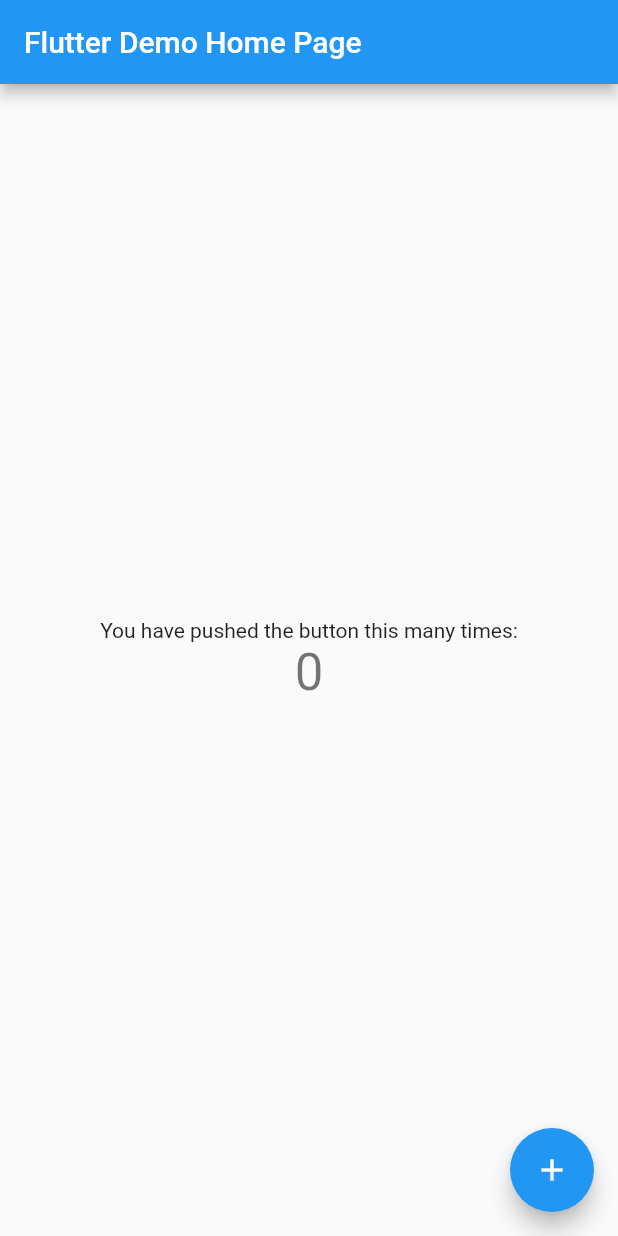
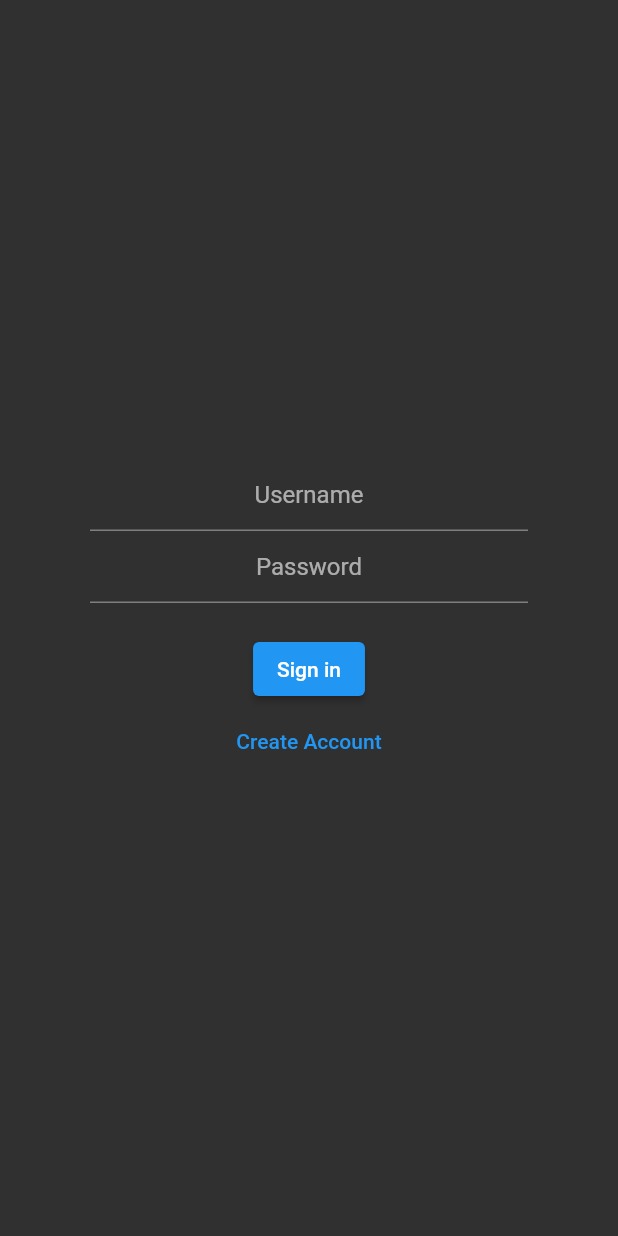
Before and after one commit to jppradoleal/professional_todo, a Flutter app: the screen it shows after launch, on a phone screen of 412 x 824 dp. Run offline on Flutter 3.47's test engine with Material 2 defaults, Android fonts, the light colour scheme and no system bars; our stand-ins replace cloud_firestore, firebase_auth, firebase_core; accounts and stored records are empty.

Commit message:
feat: Sistema de Registro, Login e Logout feito com Firebase. Testes feitos.

```diff
--- /dev/null
+++ b/analysis_options.yaml
@@ -0,0 +1 @@
+include: package:lint/analysis_options.yaml
--- a/lib/main.dart
+++ b/lib/main.dart
@@ -1,113 +1,87 @@
+import 'package:cloud_firestore/cloud_firestore.dart';
+import 'package:firebase_auth/firebase_auth.dart';
 import 'package:flutter/material.dart';
 
+// Import the firebase_core plugin
+import 'package:firebase_core/firebase_core.dart';
+import 'package:professional_todo/screens/home.dart';
+import 'package:professional_todo/screens/login.dart';
+import 'package:professional_todo/services/auth.dart';
+
 void main() {
-  runApp(MyApp());
+  WidgetsFlutterBinding.ensureInitialized();
+  runApp(App());
 }
 
-class MyApp extends StatelessWidget {
-  // This widget is the root of your application.
+class App extends StatelessWidget {
+  // Create the initialization Future outside of `build`:
+  final Future<FirebaseApp> _initialization = Firebase.initializeApp();
+
   @override
   Widget build(BuildContext context) {
     return MaterialApp(
-      title: 'Flutter Demo',
-      theme: ThemeData(
-        // This is the theme of your application.
-        //
-        // Try running your application with "flutter run". You'll see the
-        // application has a blue toolbar. Then, without quitting the app, try
-        // changing the primarySwatch below to Colors.green and then invoke
-        // "hot reload" (press "r" in the console where you ran "flutter run",
-        // or simply save your changes to "hot reload" in a Flutter IDE).
-        // Notice that the counter didn't reset back to zero; the application
-        // is not restarted.
-        primarySwatch: Colors.blue,
+      theme: ThemeData.dark(),
+      home: FutureBuilder(
+        // Initialize FlutterFire:
+        future: _initialization,
+        builder: (context, snapshot) {
+          // Check for errors
+          if (snapshot.hasError) {
+            return const Scaffold(
+              body: Center(
+                child: Text("Error"),
+              ),
+            );
+          }
+
+          // Once complete, show your application
+          if (snapshot.connectionState == ConnectionState.done) {
+            return Root();
+          }
+
+          // Otherwise, show something whilst waiting for initialization to complete
+          return const Scaffold(
+            body: Center(
+              child: Text("Loading..."),
+            ),
+          );
+        },
       ),
-      home: MyHomePage(title: 'Flutter Demo Home Page'),
     );
   }
 }
 
-class MyHomePage extends StatefulWidget {
-  MyHomePage({Key key, this.title}) : super(key: key);
-
-  // This widget is the home page of your application. It is stateful, meaning
-  // that it has a State object (defined below) that contains fields that affect
-  // how it looks.
-
-  // This class is the configuration for the state. It holds the values (in this
-  // case the title) provided by the parent (in this case the App widget) and
-  // used by the build method of the State. Fields in a Widget subclass are
-  // always marked "final".
-
-  final String title;
-
+class Root extends StatefulWidget {
   @override
-  _MyHomePageState createState() => _MyHomePageState();
+  _RootState createState() => _RootState();
 }
 
-class _MyHomePageState extends State<MyHomePage> {
-  int _counter = 0;
-
-  void _incrementCounter() {
-    setState(() {
-      // This call to setState tells the Flutter framework that something has
-      // changed in this State, which causes it to rerun the build method below
-      // so that the display can reflect the updated values. If we changed
-      // _counter without calling setState(), then the build method would not be
-      // called again, and so nothing would appear to happen.
-      _counter++;
-    });
-  }
+class _RootState extends State<Root> {
+  final FirebaseAuth _auth = FirebaseAuth.instance;
+  final FirebaseFirestore _firestore = FirebaseFirestore.instance;
 
   @override
   Widget build(BuildContext context) {
-    // This method is rerun every time setState is called, for instance as done
-    // by the _incrementCounter method above.
-    //
-    // The Flutter framework has been optimized to make rerunning build methods
-    // fast, so that you can just rebuild anything that needs updating rather
-    // than having to individually change instances of widgets.
-    return Scaffold(
-      appBar: AppBar(
-        // Here we take the value from the MyHomePage object that was created by
-        // the App.build method, and use it to set our appbar title.
-        title: Text(widget.title),
-      ),
-      body: Center(
-        // Center is a layout widget. It takes a single child and positions it
-        // in the middle of the parent.
-        child: Column(
-          // Column is also a layout widget. It takes a list of children and
-          // arranges them vertically. By default, it sizes itself to fit its
-          // children horizontally, and tries to be as tall as its parent.
-          //
-          // Invoke "debug painting" (press "p" in the console, choose the
-          // "Toggle Debug Paint" action from the Flutter Inspector in Android
-          // Studio, or the "Toggle Debug Paint" command in Visual Studio Code)
-          // to see the wireframe for each widget.
-          //
-          // Column has various properties to control how it sizes itself and
-          // how it positions its children. Here we use mainAxisAlignment to
-          // center the children vertically; the main axis here is the vertical
-          // axis because Columns are vertical (the cross axis would be
-          // horizontal).
-          mainAxisAlignment: MainAxisAlignment.center,
-          children: <Widget>[
-            Text(
-              'You have pushed the button this many times:',
+    return StreamBuilder(
+      stream: Auth(auth: _auth).user,
+      builder: (BuildContext context, AsyncSnapshot<User> snapshot) {
+        if (snapshot.connectionState == ConnectionState.active) {
+          if (snapshot.data?.uid == null) {
+            return Login(auth: _auth, firestore: _firestore);
+          } else {
+            return Home(
+              auth: _auth,
+              firestore: _firestore,
+            );
+          }
+        } else {
+          return const Scaffold(
+            body: Center(
+              child: Text("Loading..."),
             ),
-            Text(
-              '$_counter',
-              style: Theme.of(context).textTheme.headline4,
-            ),
-          ],
-        ),
-      ),
-      floatingActionButton: FloatingActionButton(
-        onPressed: _incrementCounter,
-        tooltip: 'Increment',
-        child: Icon(Icons.add),
-      ), // This trailing comma makes auto-formatting nicer for build methods.
+          );
+        }
+      },
     );
   }
 }
--- /dev/null
+++ b/lib/screens/login.dart
@@ -0,0 +1,91 @@
+import 'package:cloud_firestore/cloud_firestore.dart';
+import 'package:firebase_auth/firebase_auth.dart';
+import 'package:flutter/material.dart';
+import 'package:professional_todo/services/auth.dart';
+
+class Login extends StatefulWidget {
+  final FirebaseAuth auth;
+  final FirebaseFirestore firestore;
+
+  const Login({
+    Key key,
+    @required this.auth,
+    @required this.firestore,
+  }) : super(key: key);
+
+  @override
+  _LoginState createState() => _LoginState();
+}
+
+class _LoginState extends State<Login> {
+  final TextEditingController _emailController = TextEditingController();
+  final TextEditingController _passwordController = TextEditingController();
+
+  @override
+  Widget build(BuildContext context) {
+    return Scaffold(
+      body: Center(
+        child: Padding(
+          padding: const EdgeInsets.all(60.0),
+          child: Builder(
+            builder: (BuildContext context) {
+              return Column(
+                mainAxisAlignment: MainAxisAlignment.center,
+                children: [
+                  TextFormField(
+                    textAlign: TextAlign.center,
+                    decoration: const InputDecoration(hintText: "Username"),
+                    controller: _emailController,
+                  ),
+                  TextFormField(
+                    textAlign: TextAlign.center,
+                    obscureText: true,
+                    decoration: const InputDecoration(
+                      hintText: "Password",
+                    ),
+                    controller: _passwordController,
+                  ),
+                  const SizedBox(
+                    height: 20,
+                  ),
+                  ElevatedButton(
+                    onPressed: () async {
+                      final String retVal = await Auth(auth: widget.auth)
+                          .signIn(
+                              email: _emailController.text,
+                              password: _passwordController.text);
+                      if (retVal == "Success") {
+                        _emailController.clear();
+                        _passwordController.clear();
+                      } else {
+                        ScaffoldMessenger.of(context)
+                            .showSnackBar(SnackBar(content: Text(retVal)));
+                      }
+                    },
+                    child: const Text("Sign in"),
+                  ),
+                  TextButton(
+                    onPressed: () async {
+                      final String retVal = await Auth(auth: widget.auth)
+                          .createAccount(
+                              email: _emailController.text,
+                              password: _passwordController.text);
+                      if (retVal == "Success") {
+                        _emailController.clear();
+                        _passwordController.clear();
+                      } else {
+                        ScaffoldMessenger.of(context)
+                            .showSnackBar(SnackBar(content: Text(retVal)));
+                      }
+                    },
+                    child: const Text("Create Account"),
+                  ),
+                ],
+              );
+            },
+          ),
+        ),
+      ),
+    );
+  }
+}
```
Also changed, not shown: lib/screens/home.dart (added, +37 -0 lines), lib/services/auth.dart (added, +44 -0 lines), pubspec.yaml (+6 -1 lines), pubspec.lock, 5 other files.
